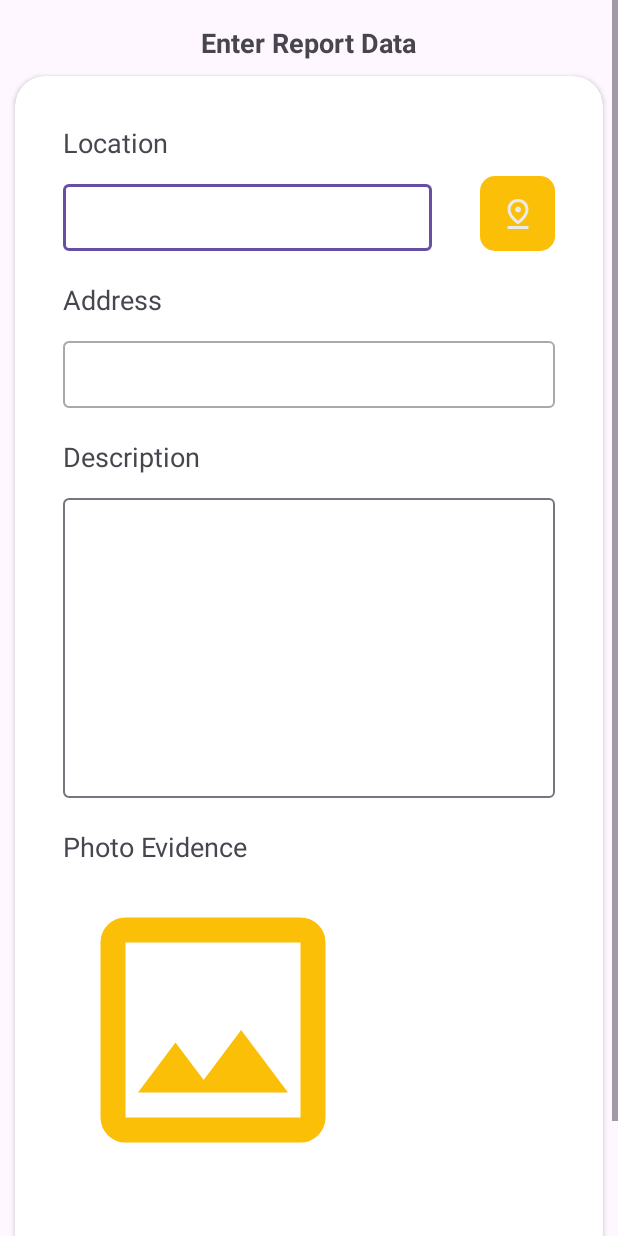
After one commit to TrotoTrackApp/TrotoTrack-Mobile, an Android app: the AddReportActivity screen opened directly, with no data from a screen before it, on a phone screen of 412 x 824 dp. The commit adds this screen. Run offline under Robolectric (Android 15) with nearby library versions, the phone set to English and light mode, and no system bars.

Commit message:
feat: add addReport page

```diff
--- a/app/src/main/AndroidManifest.xml
+++ b/app/src/main/AndroidManifest.xml
@@ -16,6 +16,9 @@
         android:supportsRtl="true"
         android:theme="@style/Theme.TrotoTrack"
         tools:targetApi="31">
+        <activity
+            android:name=".ui.add.AddReportActivity"
+            android:exported="false" />
         <activity
             android:name=".ui.home.CameraActivity"
             android:exported="false" />
@@ -48,7 +51,7 @@
             android:grantUriPermissions="true">
             <meta-data
                 android:name="android.support.FILE_PROVIDER_PATHS"
-                android:resource="@xml/file_paths"/>
+                android:resource="@xml/file_paths" />
         </provider>
     </application>
 
--- /dev/null
+++ b/app/src/main/java/com/trototrackapp/trototrack/ui/add/AddReportActivity.kt
@@ -0,0 +1,12 @@
+package com.trototrackapp.trototrack.ui.add
+
+import androidx.appcompat.app.AppCompatActivity
+import android.os.Bundle
+import com.trototrackapp.trototrack.R
+
+class AddReportActivity : AppCompatActivity() {
+    override fun onCreate(savedInstanceState: Bundle?) {
+        super.onCreate(savedInstanceState)
+        setContentView(R.layout.activity_add_report)
+    }
+}
--- /dev/null
+++ b/app/src/main/res/drawable/ic_location.xml
@@ -0,0 +1,9 @@
+<vector xmlns:android="http://schemas.android.com/apk/res/android"
+    android:width="24dp"
+    android:height="24dp"
+    android:viewportWidth="960"
+    android:viewportHeight="960">
+  <path
+      android:pathData="M480,659q99,-80 149.5,-154T680,366q0,-90 -56,-148t-144,-58q-88,0 -144,58t-56,148q0,65 50.5,139T480,659ZM480,760Q339,656 269.5,558T200,366q0,-125 78,-205.5T480,80q124,0 202,80.5T760,366q0,94 -69.5,192T480,760ZM480,440q33,0 56.5,-23.5T560,360q0,-33 -23.5,-56.5T480,280q-33,0 -56.5,23.5T400,360q0,33 23.5,56.5T480,440ZM200,880v-80h560v80L200,880ZM480,360Z"
+      android:fillColor="#e8eaed"/>
+</vector>
--- /dev/null
+++ b/app/src/main/res/drawable/rounded_corner3.xml
@@ -0,0 +1,6 @@
+<?xml version="1.0" encoding="utf-8"?>
+<shape xmlns:android="http://schemas.android.com/apk/res/android"
+    android:shape="rectangle">
+    <corners android:radius="10dp" />
+    <solid android:color="?attr/backgroundColor" />
+</shape>
--- /dev/null
+++ b/app/src/main/res/layout/activity_add_report.xml
@@ -0,0 +1,182 @@
+<?xml version="1.0" encoding="utf-8"?>
+<ScrollView xmlns:android="http://schemas.android.com/apk/res/android"
+    xmlns:app="http://schemas.android.com/apk/res-auto"
+    xmlns:tools="http://schemas.android.com/tools"
+    android:layout_width="match_parent"
+    android:layout_height="match_parent"
+    tools:context=".ui.add.AddReportActivity">
+
+    <androidx.constraintlayout.widget.ConstraintLayout
+        android:layout_width="match_parent"
+        android:layout_height="wrap_content">
+
+        <TextView
+            android:id="@+id/addReportText"
+            android:layout_width="wrap_content"
+            android:layout_height="wrap_content"
+            android:layout_marginTop="16dp"
+            android:text="Enter Report Data"
+            android:textSize="18sp"
+            android:textStyle="bold"
+            app:layout_constraintEnd_toEndOf="parent"
+            app:layout_constraintHorizontal_bias="0.498"
+            app:layout_constraintStart_toStartOf="parent"
+            app:layout_constraintTop_toTopOf="parent" />
+
+        <androidx.cardview.widget.CardView
+            android:layout_width="match_parent"
+            android:layout_height="wrap_content"
+            android:layout_margin="10dp"
+            app:cardCornerRadius="20dp"
+            app:layout_constraintTop_toBottomOf="@id/addReportText"
+            app:layout_constraintStart_toStartOf="parent"
+            app:layout_constraintEnd_toEndOf="parent"
+            app:layout_constraintBottom_toBottomOf="parent">
+
+            <androidx.constraintlayout.widget.ConstraintLayout
+                android:layout_width="match_parent"
+                android:layout_height="wrap_content"
+                android:paddingBottom="24dp">
+
+                <TextView
+                    android:id="@+id/mapLocation"
+                    android:layout_width="wrap_content"
+                    android:layout_height="wrap_content"
+                    android:layout_marginStart="32dp"
+                    android:layout_marginTop="32dp"
+                    android:text="Location"
+                    android:textSize="18sp"
+                    app:layout_constraintStart_toStartOf="parent"
+                    app:layout_constraintTop_toTopOf="parent" />
+
+                <com.google.android.material.textfield.TextInputLayout
+                    android:id="@+id/mapLocationTextLayout"
+                    style="@style/Widget.MaterialComponents.TextInputLayout.OutlinedBox"
+                    android:layout_width="0dp"
+                    android:layout_height="50dp"
+                    android:layout_marginTop="10dp"
+                    android:layout_marginStart="32dp"
+                    android:layout_marginEnd="32dp"
+                    app:layout_constraintTop_toBottomOf="@id/mapLocation"
+                    app:layout_constraintEnd_toStartOf="@id/mapButton"
+                    app:layout_constraintStart_toStartOf="parent">
+
+                    <com.google.android.material.textfield.TextInputEditText
+                        android:id="@+id/mapLocationEditText"
+                        android:layout_width="match_parent"
+                        android:layout_height="wrap_content"
+                        android:ems="10"
+                        android:inputType="textPersonName" />
+                </com.google.android.material.textfield.TextInputLayout>
+
+                <ImageButton
+                    android:id="@+id/mapButton"
+                    android:layout_width="50dp"
+                    android:layout_height="50dp"
+                    android:layout_marginTop="10dp"
+                    android:layout_marginEnd="32dp"
+                    android:backgroundTint="@color/yellow"
+                    android:background="@drawable/rounded_corner3"
+                    android:src="@drawable/ic_location"
+                    app:layout_constraintEnd_toEndOf="parent"
+                    app:layout_constraintTop_toBottomOf="@+id/mapLocation" />
+
+                <TextView
+                    android:id="@+id/address"
+                    android:layout_width="wrap_content"
+                    android:layout_height="wrap_content"
+                    android:layout_marginStart="32dp"
+                    android:layout_marginTop="20dp"
+                    android:text="Address"
+                    android:textSize="18sp"
+                    app:layout_constraintStart_toStartOf="parent"
+                    app:layout_constraintTop_toBottomOf="@id/mapLocationTextLayout" />
+
+                <com.google.android.material.textfield.TextInputLayout
+                    android:id="@+id/addressTextLayout"
+                    style="@style/Widget.MaterialComponents.TextInputLayout.OutlinedBox"
+                    android:layout_width="0dp"
+                    android:layout_height="50dp"
+                    android:layout_marginTop="10dp"
+                    android:layout_marginStart="32dp"
+                    android:layout_marginEnd="32dp"
+                    app:layout_constraintTop_toBottomOf="@id/address"
+                    app:layout_constraintEnd_toEndOf="parent"
+                    app:layout_constraintStart_toStartOf="parent">
+
+                    <com.google.android.material.textfield.TextInputEditText
+                        android:id="@+id/addressEditText"
+                        android:layout_width="match_parent"
+                        android:layout_height="wrap_content"
+                        android:ems="10"
+                        android:inputType="textPersonName" />
+                </com.google.android.material.textfield.TextInputLayout>
+
+                <TextView
+                    android:id="@+id/description"
+                    android:layout_width="wrap_content"
+                    android:layout_height="wrap_content"
+                    android:layout_marginStart="32dp"
+                    android:layout_marginTop="20dp"
+                    android:text="Description"
+                    android:textSize="18sp"
+                    app:layout_constraintStart_toStartOf="parent"
+                    app:layout_constraintTop_toBottomOf="@id/addressTextLayout" />
+
+                <com.google.android.material.textfield.TextInputLayout
+                    android:id="@+id/descriptionEditText"
+                    android:layout_width="match_parent"
+                    android:layout_height="wrap_content"
+                    android:layout_marginTop="10dp"
+                    android:layout_marginStart="32dp"
+                    android:layout_marginEnd="32dp"
+                    app:layout_constraintTop_toBottomOf="@id/description"
+                    app:layout_constraintStart_toStartOf="parent"
+                    app:layout_constraintEnd_toEndOf="parent">
+
+                    <com.google.android.material.textfield.TextInputEditText
+                        android:id="@+id/descriptionEditTextLayout"
+                        android:layout_width="match_parent"
+                        android:layout_height="200dp"
+                        android:padding="10dp"
+                        android:gravity="top"
+                        android:inputType="textMultiLine"
+                        android:scrollbars="vertical"/>
+                </com.google.android.material.textfield.TextInputLayout>
+
+                <TextView
+                    android:id="@+id/photoEvidence"
+                    android:layout_width="wrap_content"
+                    android:layout_height="wrap_content"
+                    android:layout_marginStart="32dp"
+                    android:layout_marginTop="20dp"
+                    android:text="Photo Evidence"
+                    android:textSize="18sp"
+                    app:layout_constraintStart_toStartOf="parent"
+                    app:layout_constraintTop_toBottomOf="@id/descriptionEditText" />
+
+                <ImageView
+                    android:id="@id/imageHolder"
+                    android:layout_width="200dp"
+                    android:layout_height="200dp"
+                    android:layout_marginStart="32dp"
+                    android:layout_marginTop="10dp"
+                    app:srcCompat="@drawable/ic_image"
+                    app:layout_constraintStart_toStartOf="parent"
+                    app:layout_constraintTop_toBottomOf="@id/photoEvidence" />
+
+                <Button
+                    android:layout_width="match_parent"
+                    android:layout_height="wrap_content"
+                    android:layout_marginTop="40dp"
+                    android:layout_marginStart="32dp"
+                    android:layout_marginEnd="32dp"
+                    android:text="Done"
+                    android:backgroundTint="@color/yellow"
+                    app:layout_constraintTop_toBottomOf="@id/imageHolder" />
+
+            </androidx.constraintlayout.widget.ConstraintLayout>
+        </androidx.cardview.widget.CardView>
+
+    </androidx.constraintlayout.widget.ConstraintLayout>
+</ScrollView>
```
Also changed, not shown: app/src/main/java/com/trototrackapp/trototrack/ui/home/ToolsFragment.kt (line endings or trailing spaces).
